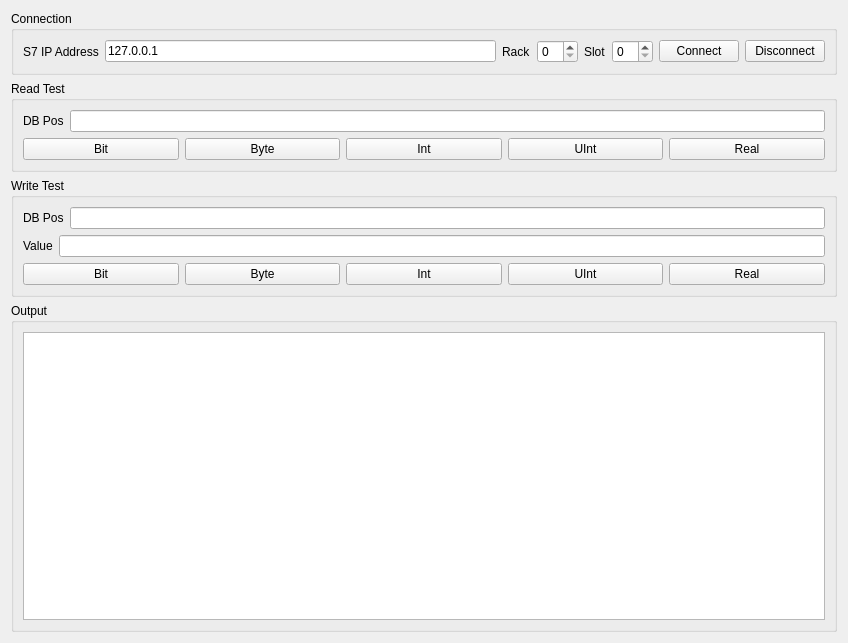
Above: snap7-demo/widget.ui from l2xx/snap7-demo before the change. Below: the same form after it.
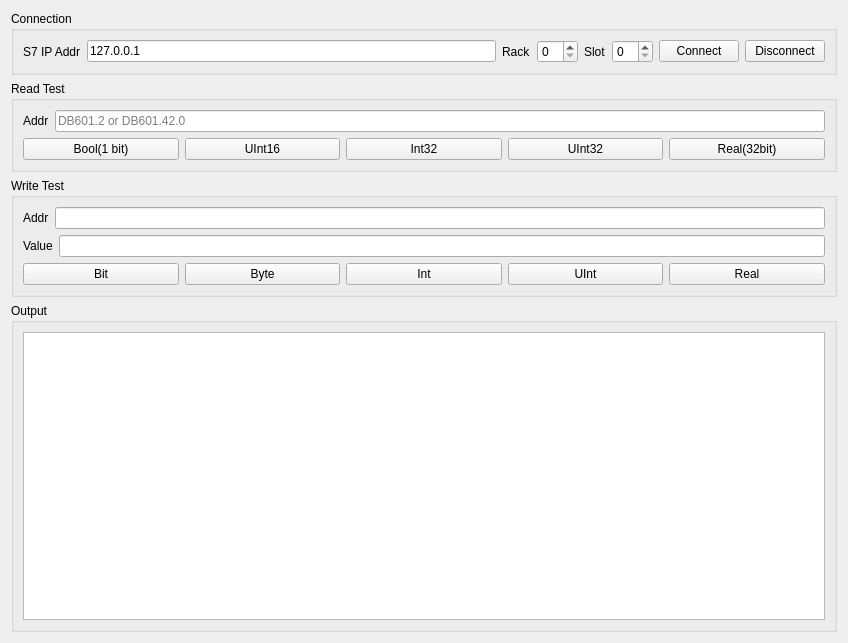
That is the form after the change.

The edit to the form file:
```diff
--- a/snap7-demo/widget.ui
+++ b/snap7-demo/widget.ui
@@ -25,7 +25,7 @@
         <item>
          <widget class="QLabel" name="label">
           <property name="text">
-           <string>S7 IP Address</string>
+           <string>S7 IP Addr</string>
           </property>
          </widget>
         </item>
@@ -86,12 +86,16 @@
         <item>
          <widget class="QLabel" name="label_2">
           <property name="text">
-           <string>DB Pos</string>
+           <string>Addr</string>
           </property>
          </widget>
         </item>
         <item>
-         <widget class="QLineEdit" name="lineEdit_read_addr"/>
+         <widget class="QLineEdit" name="lineEdit_read_addr">
+          <property name="placeholderText">
+           <string>DB601.2 or DB601.42.0</string>
+          </property>
+         </widget>
         </item>
        </layout>
       </item>
@@ -100,35 +104,35 @@
         <item>
          <widget class="QPushButton" name="pushButton_read_bit">
           <property name="text">
-           <string>Bit</string>
+           <string>Bool(1 bit)</string>
           </property>
          </widget>
         </item>
         <item>
          <widget class="QPushButton" name="read_byte">
           <property name="text">
-           <string>Byte</string>
+           <string>UInt16</string>
           </property>
          </widget>
         </item>
         <item>
          <widget class="QPushButton" name="pushButton_read_int">
           <property name="text">
-           <string>Int</string>
+           <string>Int32</string>
           </property>
          </widget>
         </item>
         <item>
          <widget class="QPushButton" name="pushButton_read_uint">
           <property name="text">
-           <string>UInt</string>
+           <string>UInt32</string>
           </property>
          </widget>
         </item>
         <item>
          <widget class="QPushButton" name="pushButton_read_real">
           <property name="text">
-           <string>Real</string>
+           <string>Real(32bit)</string>
           </property>
          </widget>
         </item>
@@ -148,7 +152,7 @@
         <item>
          <widget class="QLabel" name="label_3">
           <property name="text">
-           <string>DB Pos</string>
+           <string>Addr</string>
           </property>
          </widget>
         </item>
```
Left out of the diff: 4 changed lines with no effect on the pictures.
